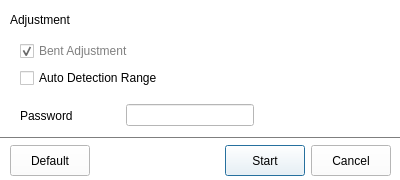
First picture: the form in T3kCfg/QAdvancedSettingWidget.ui, repository habilience/habilience-t3ksensor-tools, before the edit.
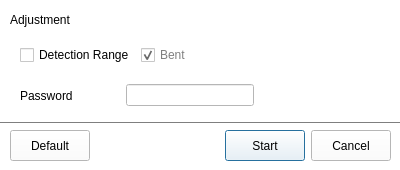
Second picture: the form after the edit. Icons and pictures are not drawn. Custom widgets are drawn as their Qt base class.

```diff
--- a/T3kCfg/QAdvancedSettingWidget.ui
+++ b/T3kCfg/QAdvancedSettingWidget.ui
@@ -7,7 +7,7 @@
     <x>0</x>
     <y>0</y>
     <width>400</width>
-    <height>180</height>
+    <height>170</height>
    </rect>
   </property>
   <property name="palette">
@@ -447,54 +447,16 @@
     <string>Adjustment</string>
    </property>
   </widget>
-  <widget class="QWidget" name="verticalLayoutWidget">
-   <property name="geometry">
-    <rect>
-     <x>20</x>
-     <y>40</y>
-     <width>361</width>
-     <height>51</height>
-    </rect>
-   </property>
-   <layout class="QVBoxLayout" name="verticalLayout">
-    <item>
-     <widget class="QCheckBox" name="ChkBent">
-      <property name="enabled">
-       <bool>false</bool>
-      </property>
-      <property name="text">
-       <string>Bent Adjustment</string>
-      </property>
-      <property name="checkable">
-       <bool>true</bool>
-      </property>
-      <property name="checked">
-       <bool>true</bool>
-      </property>
-     </widget>
-    </item>
-    <item>
-     <widget class="QCheckBox" name="ChkDetection">
-      <property name="cursor">
-       <cursorShape>PointingHandCursor</cursorShape>
-      </property>
-      <property name="text">
-       <string>Auto Detection Range</string>
-      </property>
-     </widget>
-    </item>
-   </layout>
-  </widget>
   <widget class="QWidget" name="horizontalLayoutWidget">
    <property name="geometry">
     <rect>
      <x>10</x>
-     <y>145</y>
+     <y>130</y>
      <width>381</width>
      <height>31</height>
     </rect>
    </property>
-   <layout class="QHBoxLayout" name="horizontalLayout">
+   <layout class="QHBoxLayout" name="ButtonLayout">
     <item>
      <widget class="QPushButton" name="BtnDefault">
       <property name="sizePolicy">
@@ -515,7 +477,7 @@
      </widget>
     </item>
     <item>
-     <spacer name="horizontalSpacer">
+     <spacer name="HSpacer2">
       <property name="orientation">
        <enum>Qt::Horizontal</enum>
       </property>
@@ -568,7 +530,7 @@
    <property name="geometry">
     <rect>
      <x>20</x>
-     <y>100</y>
+     <y>80</y>
      <width>361</width>
      <height>31</height>
     </rect>
@@ -619,7 +581,7 @@
    <property name="geometry">
     <rect>
      <x>0</x>
-     <y>130</y>
+     <y>115</y>
      <width>401</width>
      <height>16</height>
     </rect>
@@ -628,6 +590,57 @@
     <enum>Qt::Horizontal</enum>
    </property>
   </widget>
+  <widget class="QWidget" name="horizontalLayoutWidget_3">
+   <property name="geometry">
+    <rect>
+     <x>20</x>
+     <y>40</y>
+     <width>361</width>
+     <height>31</height>
+    </rect>
+   </property>
+   <layout class="QHBoxLayout" name="horizontalLayout">
+    <item>
+     <widget class="QCheckBox" name="ChkDetection">
+      <property name="cursor">
+       <cursorShape>PointingHandCursor</cursorShape>
+      </property>
+      <property name="text">
+       <string>Detection Range</string>
+      </property>
+     </widget>
+    </item>
+    <item>
+     <widget class="QCheckBox" name="ChkBent">
+      <property name="enabled">
+       <bool>false</bool>
+      </property>
+      <property name="text">
+       <string>Bent</string>
+      </property>
+      <property name="checkable">
+       <bool>true</bool>
+      </property>
+      <property name="checked">
+       <bool>true</bool>
+      </property>
+     </widget>
+    </item>
+    <item>
+     <spacer name="horizontalSpacer">
+      <property name="orientation">
+       <enum>Qt::Horizontal</enum>
+      </property>
+      <property name="sizeHint" stdset="0">
+       <size>
+        <width>40</width>
+        <height>20</height>
+       </size>
+      </property>
+     </spacer>
+    </item>
+   </layout>
+  </widget>
  </widget>
  <customwidgets>
   <customwidget>
```
Left out of the diff: 14 changed lines with no effect on the pictures.
